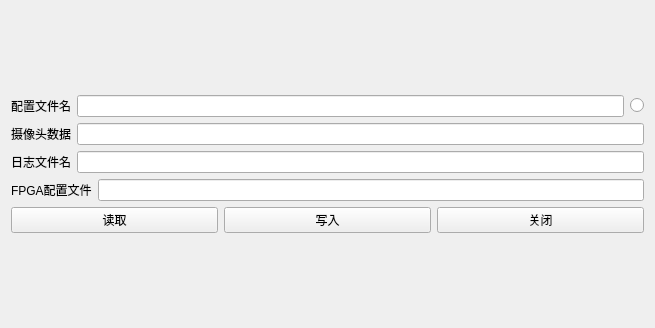
Qt form smart_eye_pc_work/pc_to_pa/src/file_mdle/file_mdle.ui (FpgaPublish/k2_smart_eye) before a commit.
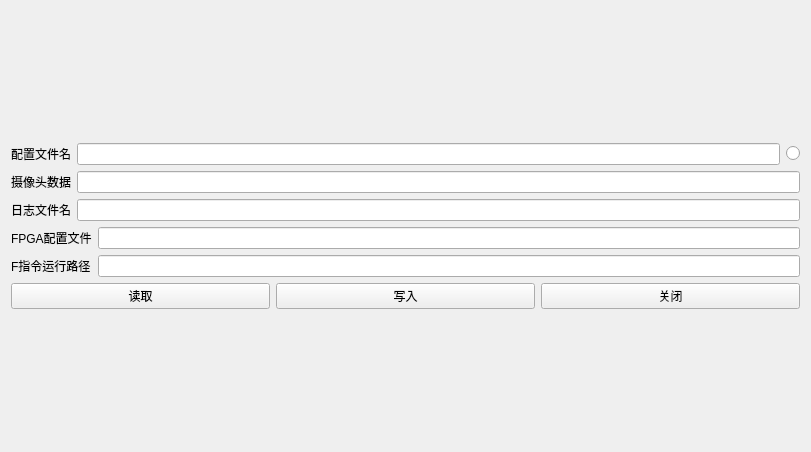
The same form after that commit.

Diff of the .ui file:
```diff
--- a/smart_eye_pc_work/pc_to_pa/src/file_mdle/file_mdle.ui
+++ b/smart_eye_pc_work/pc_to_pa/src/file_mdle/file_mdle.ui
@@ -6,8 +6,8 @@
    <rect>
     <x>0</x>
     <y>0</y>
-    <width>655</width>
-    <height>328</height>
+    <width>811</width>
+    <height>452</height>
    </rect>
   </property>
   <property name="windowTitle">
@@ -83,6 +83,20 @@
        </item>
       </layout>
      </item>
+     <item>
+      <layout class="QHBoxLayout" name="horizontalLayout_10">
+       <item>
+        <widget class="QLabel" name="label_8">
+         <property name="text">
+          <string>F指令运行路径</string>
+         </property>
+        </widget>
+       </item>
+       <item>
+        <widget class="QLineEdit" name="ui_cmd_file"/>
+       </item>
+      </layout>
+     </item>
      <item>
       <layout class="QHBoxLayout" name="horizontalLayout">
        <item>
```
